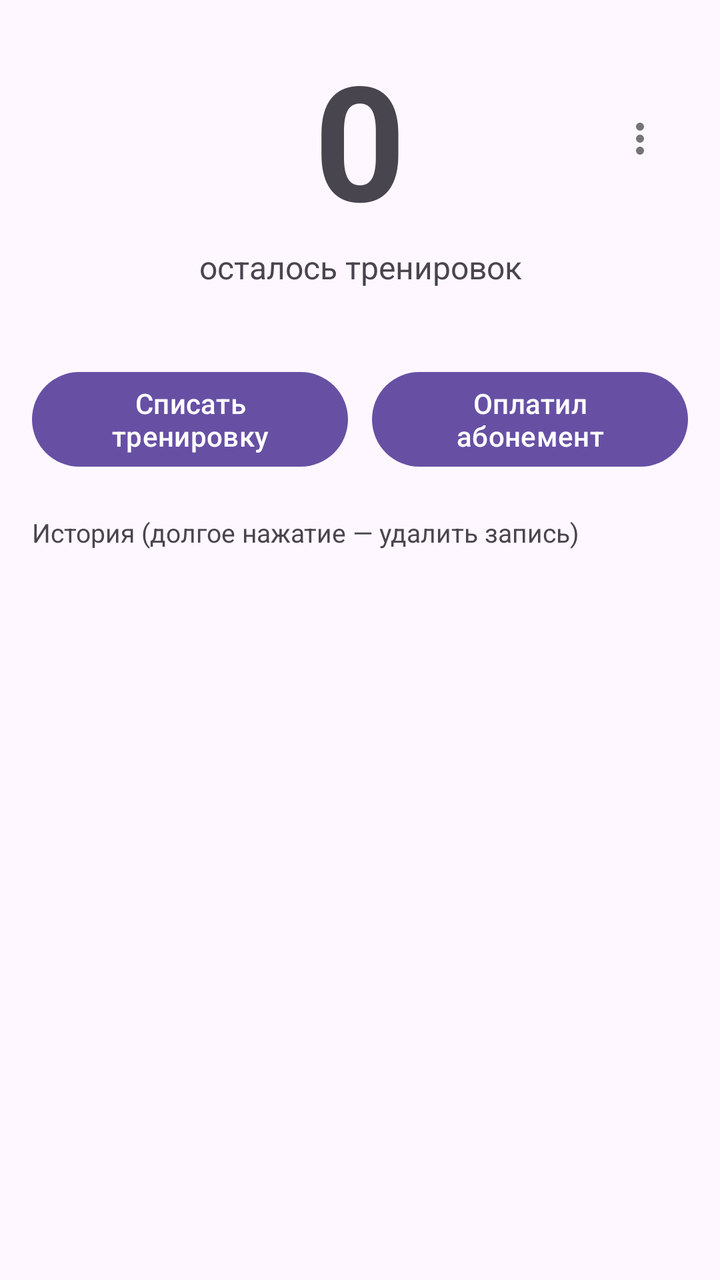
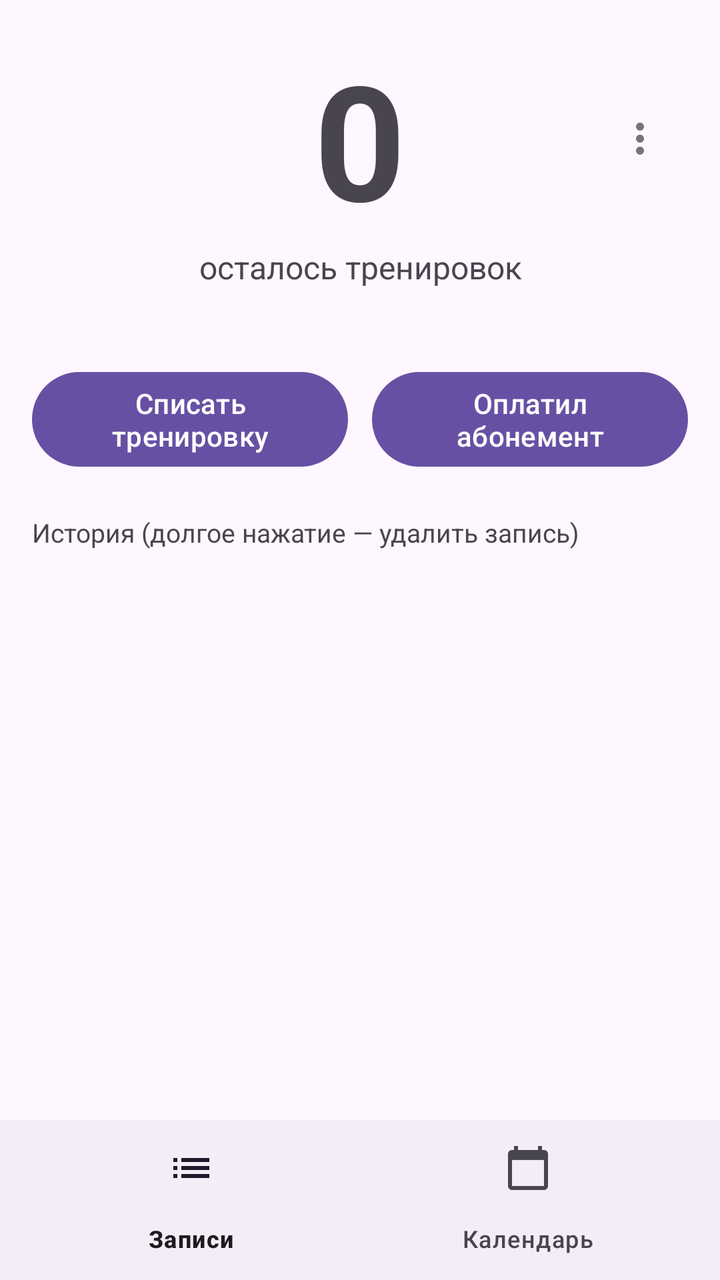

Before-and-after screenshots of an Android layout around one commit, followed by the original layout XML and the change that was made.
<!-- AndroidManifest.xml: application theme Theme.Trainings -->
<!-- res/layout/activity_main.xml -->
<?xml version="1.0" encoding="utf-8"?>
<LinearLayout xmlns:android="http://schemas.android.com/apk/res/android"
    android:layout_width="match_parent"
    android:layout_height="match_parent"
    android:orientation="vertical"
    android:padding="16dp">

    <FrameLayout
        android:layout_width="match_parent"
        android:layout_height="wrap_content">

        <TextView
            android:id="@+id/remaining"
            android:layout_width="match_parent"
            android:layout_height="wrap_content"
            android:gravity="center"
            android:text="0"
            android:textSize="80sp"
            android:textStyle="bold" />

        <ImageButton
            android:id="@+id/btnMenu"
            android:layout_width="48dp"
            android:layout_height="48dp"
            android:layout_gravity="end|center_vertical"
            android:background="?attr/selectableItemBackgroundBorderless"
            android:contentDescription="Меню"
            android:src="@drawable/ic_more_vert" />
    </FrameLayout>

    <TextView
        android:layout_width="match_parent"
        android:layout_height="wrap_content"
        android:gravity="center"
        android:text="осталось тренировок"
        android:textSize="16sp" />

    <TextView
        android:id="@+id/summary"
        android:layout_width="match_parent"
        android:layout_height="wrap_content"
        android:layout_marginTop="4dp"
        android:gravity="center"
        android:textSize="13sp" />

    <LinearLayout
        android:layout_width="match_parent"
        android:layout_height="wrap_content"
        android:layout_marginTop="16dp"
        android:orientation="horizontal">

        <Button
            android:id="@+id/btnUse"
            android:layout_width="0dp"
            android:layout_height="wrap_content"
            android:layout_marginEnd="6dp"
            android:layout_weight="1"
            android:text="Списать тренировку" />

        <Button
            android:id="@+id/btnPay"
            android:layout_width="0dp"
            android:layout_height="wrap_content"
            android:layout_marginStart="6dp"
            android:layout_weight="1"
            android:text="Оплатил абонемент" />
    </LinearLayout>

    <TextView
        android:layout_width="match_parent"
        android:layout_height="wrap_content"
        android:layout_marginTop="20dp"
        android:text="История (долгое нажатие — удалить запись)"
        android:textSize="13sp" />

    <ListView
        android:id="@+id/list"
        android:layout_width="match_parent"
        android:layout_height="0dp"
        android:layout_marginTop="8dp"
        android:layout_weight="1" />

    <TextView
        android:id="@+id/empty"
        android:layout_width="match_parent"
        android:layout_height="wrap_content"
        android:gravity="center"
        android:padding="24dp"
        android:text="Пока пусто. Нажмите «Оплатил абонемент»."
        android:visibility="gone" />

</LinearLayout>
<!-- resources referenced by this layout -->
<resources>
  <!-- drawable ic_more_vert (drawable) -->
  <?xml version="1.0" encoding="utf-8"?>
  <vector xmlns:android="http://schemas.android.com/apk/res/android"
      android:width="24dp"
      android:height="24dp"
      android:viewportWidth="24"
      android:viewportHeight="24">
      <path
          android:fillColor="#757575"
          android:pathData="M12,8c1.1,0 2,-0.9 2,-2s-0.9,-2 -2,-2 -2,0.9 -2,2 0.9,2 2,2zM12,10c-1.1,0 -2,0.9 -2,2s0.9,2 2,2 2,-0.9 2,-2 -0.9,-2 -2,-2zM12,16c-1.1,0 -2,0.9 -2,2s0.9,2 2,2 2,-0.9 2,-2 -0.9,-2 -2,-2z" />
  </vector>
  <style name="Theme.Trainings" parent="Theme.Material3.DayNight" />
</resources>

<!-- the commit's change to res/layout/activity_main.xml (unified diff, before → after) -->
@@ -1,92 +1,270 @@
 <?xml version="1.0" encoding="utf-8"?>
 <LinearLayout xmlns:android="http://schemas.android.com/apk/res/android"
+    xmlns:app="http://schemas.android.com/apk/res-auto"
     android:layout_width="match_parent"
     android:layout_height="match_parent"
-    android:orientation="vertical"
-    android:padding="16dp">
-
-    <FrameLayout
+    android:orientation="vertical">
+
+    <LinearLayout
         android:layout_width="match_parent"
-        android:layout_height="wrap_content">
-
-        <TextView
-            android:id="@+id/remaining"
+        android:layout_height="0dp"
+        android:layout_weight="1"
+        android:orientation="vertical"
+        android:padding="16dp">
+
+        
+        <LinearLayout
+            android:id="@+id/listScreen"
             android:layout_width="match_parent"
-            android:layout_height="wrap_content"
-            android:gravity="center"
-            android:text="0"
-            android:textSize="80sp"
-            android:textStyle="bold" />
-
-        <ImageButton
-            android:id="@+id/btnMenu"
-            android:layout_width="48dp"
-            android:layout_height="48dp"
-            android:layout_gravity="end|center_vertical"
-            android:background="?attr/selectableItemBackgroundBorderless"
-            android:contentDescription="Меню"
-            android:src="@drawable/ic_more_vert" />
-    </FrameLayout>
-
-    <TextView
+            android:layout_height="match_parent"
+            android:orientation="vertical">
+
+            <FrameLayout
+                android:layout_width="match_parent"
+                android:layout_height="wrap_content">
+
+                <TextView
+                    android:id="@+id/remaining"
+                    android:layout_width="match_parent"
+                    android:layout_height="wrap_content"
+                    android:gravity="center"
+                    android:text="0"
+                    android:textSize="80sp"
+                    android:textStyle="bold" />
+
+                <ImageButton
+                    android:id="@+id/btnMenu"
+                    android:layout_width="48dp"
+                    android:layout_height="48dp"
+                    android:layout_gravity="end|center_vertical"
+                    android:background="?attr/selectableItemBackgroundBorderless"
+                    android:contentDescription="Меню"
+                    android:src="@drawable/ic_more_vert" />
+            </FrameLayout>
+
+            <TextView
+                android:layout_width="match_parent"
+                android:layout_height="wrap_content"
+                android:gravity="center"
+                android:text="осталось тренировок"
+                android:textSize="16sp" />
+
+            <TextView
+                android:id="@+id/summary"
+                android:layout_width="match_parent"
+                android:layout_height="wrap_content"
+                android:layout_marginTop="4dp"
+                android:gravity="center"
+                android:textSize="13sp" />
+
+            <LinearLayout
+                android:layout_width="match_parent"
+                android:layout_height="wrap_content"
+                android:layout_marginTop="16dp"
+                android:orientation="horizontal">
+
+                <Button
+                    android:id="@+id/btnUse"
+                    android:layout_width="0dp"
+                    android:layout_height="wrap_content"
+                    android:layout_marginEnd="6dp"
+                    android:layout_weight="1"
+                    android:text="Списать тренировку" />
+
+                <Button
+                    android:id="@+id/btnPay"
+                    android:layout_width="0dp"
+                    android:layout_height="wrap_content"
+                    android:layout_marginStart="6dp"
+                    android:layout_weight="1"
+                    android:text="Оплатил абонемент" />
+            </LinearLayout>
+
+            <TextView
+                android:layout_width="match_parent"
+                android:layout_height="wrap_content"
+                android:layout_marginTop="20dp"
+                android:text="История (долгое нажатие — удалить запись)"
+                android:textSize="13sp" />
+
+            <ListView
+                android:id="@+id/list"
+                android:layout_width="match_parent"
+                android:layout_height="0dp"
+                android:layout_marginTop="8dp"
+                android:layout_weight="1" />
+
+            <TextView
+                android:id="@+id/empty"
+                android:layout_width="match_parent"
+                android:layout_height="wrap_content"
+                android:gravity="center"
+                android:padding="24dp"
+                android:text="Пока пусто. Нажмите «Оплатил абонемент»."
+                android:visibility="gone" />
+        </LinearLayout>
+
+        
+        <LinearLayout
+            android:id="@+id/calendarScreen"
+            android:layout_width="match_parent"
+            android:layout_height="match_parent"
+            android:orientation="vertical"
+            android:visibility="gone">
+
+            <LinearLayout
+                android:layout_width="match_parent"
+                android:layout_height="wrap_content"
+                android:gravity="center_vertical"
+                android:orientation="horizontal">
+
+                <ImageButton
+                    android:id="@+id/btnPrevMonth"
+                    android:layout_width="48dp"
+                    android:layout_height="48dp"
+                    android:background="?attr/selectableItemBackgroundBorderless"
+                    android:contentDescription="Предыдущий месяц"
+                    android:src="@drawable/ic_chevron_left" />
+
+                <TextView
+                    android:id="@+id/monthTitle"
+                    android:layout_width="0dp"
+                    android:layout_height="wrap_content"
+                    android:layout_weight="1"
+                    android:gravity="center"
+                    android:textSize="17sp"
+                    android:textStyle="bold" />
+
+                <ImageButton
+                    android:id="@+id/btnNextMonth"
+                    android:layout_width="48dp"
+                    android:layout_height="48dp"
+                    android:background="?attr/selectableItemBackgroundBorderless"
+                    android:contentDescription="Следующий месяц"
+                    android:src="@drawable/ic_chevron_right" />
+            </LinearLayout>
+            <com.google.android.material.button.MaterialButtonToggleGroup
+                android:id="@+id/modeToggle"
+                android:layout_width="match_parent"
+                android:layout_height="wrap_content"
+                android:layout_marginTop="12dp"
+                app:selectionRequired="true"
+                app:singleSelection="true">
+
+                <Button
+                    android:id="@+id/btnModeUse"
+                    style="@style/Widget.Material3.Button.OutlinedButton"
+                    android:layout_width="0dp"
+                    android:layout_height="wrap_content"
+                    android:layout_weight="1"
+                    android:checked="true"
+                    android:text="Тренировки" />
+
+                <Button
+                    android:id="@+id/btnModePay"
+                    style="@style/Widget.Material3.Button.OutlinedButton"
+                    android:layout_width="0dp"
+                    android:layout_height="wrap_content"
+                    android:layout_weight="1"
+                    android:text="Оплаты" />
+            </com.google.android.material.button.MaterialButtonToggleGroup>
+
+            <LinearLayout
+                android:layout_width="match_parent"
+                android:layout_height="wrap_content"
+                android:layout_marginTop="10dp"
+                android:orientation="horizontal">
+
+                <TextView
+                    android:layout_width="0dp"
+                    android:layout_height="wrap_content"
+                    android:layout_weight="1"
+                    android:gravity="center"
+                    android:text="Пн"
+                    android:textColor="#757575"
+                    android:textSize="12sp" />
+
+                <TextView
+                    android:layout_width="0dp"
+                    android:layout_height="wrap_content"
+                    android:layout_weight="1"
+                    android:gravity="center"
+                    android:text="Вт"
+                    android:textColor="#757575"
+                    android:textSize="12sp" />
+
+                <TextView
+                    android:layout_width="0dp"
+                    android:layout_height="wrap_content"
+                    android:layout_weight="1"
+                    android:gravity="center"
+                    android:text="Ср"
+                    android:textColor="#757575"
+                    android:textSize="12sp" />
+
+                <TextView
+                    android:layout_width="0dp"
+                    android:layout_height="wrap_content"
+                    android:layout_weight="1"
+                    android:gravity="center"
+                    android:text="Чт"
+                    android:textColor="#757575"
+                    android:textSize="12sp" />
+
+                <TextView
+                    android:layout_width="0dp"
+                    android:layout_height="wrap_content"
+                    android:layout_weight="1"
+                    android:gravity="center"
+                    android:text="Пт"
+                    android:textColor="#757575"
+                    android:textSize="12sp" />
+
+                <TextView
+                    android:layout_width="0dp"
+                    android:layout_height="wrap_content"
+                    android:layout_weight="1"
+                    android:gravity="center"
+                    android:text="Сб"
+                    android:textColor="#757575"
+                    android:textSize="12sp" />
+
+                <TextView
+                    android:layout_width="0dp"
+                    android:layout_height="wrap_content"
+                    android:layout_weight="1"
+                    android:gravity="center"
+                    android:text="Вс"
+                    android:textColor="#757575"
+                    android:textSize="12sp" />
+            </LinearLayout>
+
+            <GridView
+                android:id="@+id/calendarGrid"
+                android:layout_width="match_parent"
+                android:layout_height="wrap_content"
+                android:layout_marginTop="4dp"
+                android:horizontalSpacing="2dp"
+                android:numColumns="7"
+                android:stretchMode="columnWidth"
+                android:verticalSpacing="2dp"
+                android:verticalScrollBarEnabled="false" />
+
+            <TextView
+                android:id="@+id/calendarSummary"
+                android:layout_width="match_parent"
+                android:layout_height="wrap_content"
+                android:layout_marginTop="12dp"
+                android:gravity="center"
+                android:textSize="14sp" />
+        </LinearLayout>
+    </LinearLayout>
+
+    <com.google.android.material.bottomnavigation.BottomNavigationView
+        android:id="@+id/bottomNav"
         android:layout_width="match_parent"
         android:layout_height="wrap_content"
-        android:gravity="center"
-        android:text="осталось тренировок"
-        android:textSize="16sp" />
-
-    <TextView
-        android:id="@+id/summary"
-        android:layout_width="match_parent"
-        android:layout_height="wrap_content"
-        android:layout_marginTop="4dp"
-        android:gravity="center"
-        android:textSize="13sp" />
-
-    <LinearLayout
-        android:layout_width="match_parent"
-        android:layout_height="wrap_content"
-        android:layout_marginTop="16dp"
-        android:orientation="horizontal">
-
-        <Button
-            android:id="@+id/btnUse"
-            android:layout_width="0dp"
-            android:layout_height="wrap_content"
-            android:layout_marginEnd="6dp"
-            android:layout_weight="1"
-            android:text="Списать тренировку" />
-
-        <Button
-            android:id="@+id/btnPay"
-            android:layout_width="0dp"
-            android:layout_height="wrap_content"
-            android:layout_marginStart="6dp"
-            android:layout_weight="1"
-            android:text="Оплатил абонемент" />
-    </LinearLayout>
-
-    <TextView
-        android:layout_width="match_parent"
-        android:layout_height="wrap_content"
-        android:layout_marginTop="20dp"
-        android:text="История (долгое нажатие — удалить запись)"
-        android:textSize="13sp" />
-
-    <ListView
-        android:id="@+id/list"
-        android:layout_width="match_parent"
-        android:layout_height="0dp"
-        android:layout_marginTop="8dp"
-        android:layout_weight="1" />
-
-    <TextView
-        android:id="@+id/empty"
-        android:layout_width="match_parent"
-        android:layout_height="wrap_content"
-        android:gravity="center"
-        android:padding="24dp"
-        android:text="Пока пусто. Нажмите «Оплатил абонемент»."
-        android:visibility="gone" />
+        app:labelVisibilityMode="labeled"
+        app:menu="@menu/bottom_nav" />
 
 </LinearLayout>
<!-- resource entries referenced after the edit -->
@@ -1,5 +1,17 @@
 <!-- resources referenced by this layout -->
 <resources>
+  <!-- drawable ic_chevron_left (drawable) -->
+  <vector xmlns:android="http://schemas.android.com/apk/res/android"
+      android:width="24dp" android:height="24dp"
+      android:viewportWidth="24" android:viewportHeight="24">
+      <path android:fillColor="#757575" android:pathData="M15.41,7.41L14,6l-6,6 6,6 1.41,-1.41L10.83,12z" />
+  </vector>
+  <!-- drawable ic_chevron_right (drawable) -->
+  <vector xmlns:android="http://schemas.android.com/apk/res/android"
+      android:width="24dp" android:height="24dp"
+      android:viewportWidth="24" android:viewportHeight="24">
+      <path android:fillColor="#757575" android:pathData="M8.59,16.59L10,18l6,-6 -6,-6 -1.41,1.41L13.17,12z" />
+  </vector>
   <!-- drawable ic_more_vert (drawable) -->
   <?xml version="1.0" encoding="utf-8"?>
   <vector xmlns:android="http://schemas.android.com/apk/res/android"
